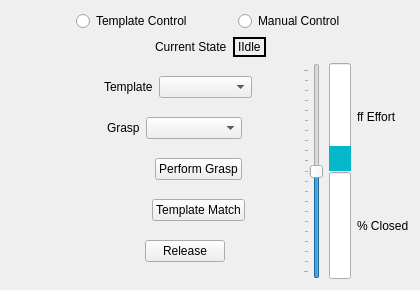
Old version of the form vigir_ocs_grasp_widget/src/graspWidget.ui in the repository team-vigir/vigir_ocs_common.
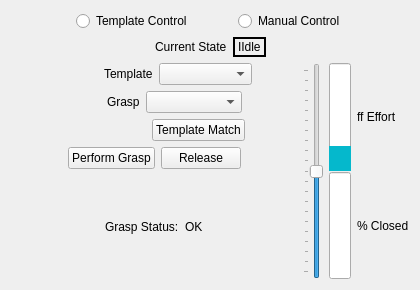
New version of the form.

Commit message: - adding robot status to grasp UI.

```diff
--- a/vigir_ocs_grasp_widget/src/graspWidget.ui
+++ b/vigir_ocs_grasp_widget/src/graspWidget.ui
@@ -234,46 +234,6 @@
          </item>
         </layout>
        </item>
-       <item>
-        <layout class="QHBoxLayout" name="horizontalLayout_7">
-         <item>
-          <spacer name="horizontalSpacer_6">
-           <property name="orientation">
-            <enum>Qt::Horizontal</enum>
-           </property>
-           <property name="sizeHint" stdset="0">
-            <size>
-             <width>40</width>
-             <height>20</height>
-            </size>
-           </property>
-          </spacer>
-         </item>
-         <item>
-          <widget class="QPushButton" name="performButton">
-           <property name="text">
-            <string>Perform Grasp</string>
-           </property>
-          </widget>
-         </item>
-         <item>
-          <spacer name="horizontalSpacer_7">
-           <property name="orientation">
-            <enum>Qt::Horizontal</enum>
-           </property>
-           <property name="sizeType">
-            <enum>QSizePolicy::Fixed</enum>
-           </property>
-           <property name="sizeHint" stdset="0">
-            <size>
-             <width>55</width>
-             <height>20</height>
-            </size>
-           </property>
-          </spacer>
-         </item>
-        </layout>
-       </item>
        <item>
         <layout class="QHBoxLayout" name="horizontalLayout_8">
          <item>
@@ -315,9 +275,9 @@
         </layout>
        </item>
        <item>
-        <layout class="QHBoxLayout" name="horizontalLayout_9">
+        <layout class="QHBoxLayout" name="horizontalLayout_7">
          <item>
-          <spacer name="horizontalSpacer_10">
+          <spacer name="horizontalSpacer_6">
            <property name="orientation">
             <enum>Qt::Horizontal</enum>
            </property>
@@ -329,6 +289,13 @@
            </property>
           </spacer>
          </item>
+         <item>
+          <widget class="QPushButton" name="performButton">
+           <property name="text">
+            <string>Perform Grasp</string>
+           </property>
+          </widget>
+         </item>
          <item>
           <widget class="QPushButton" name="releaseButton">
            <property name="text">
@@ -337,16 +304,60 @@
           </widget>
          </item>
          <item>
+          <spacer name="horizontalSpacer_7">
+           <property name="orientation">
+            <enum>Qt::Horizontal</enum>
+           </property>
+           <property name="sizeType">
+            <enum>QSizePolicy::Expanding</enum>
+           </property>
+           <property name="sizeHint" stdset="0">
+            <size>
+             <width>40</width>
+             <height>20</height>
+            </size>
+           </property>
+          </spacer>
+         </item>
+        </layout>
+       </item>
+       <item>
+        <layout class="QHBoxLayout" name="horizontalLayout_9">
+         <item>
+          <spacer name="horizontalSpacer_10">
+           <property name="orientation">
+            <enum>Qt::Horizontal</enum>
+           </property>
+           <property name="sizeHint" stdset="0">
+            <size>
+             <width>40</width>
+             <height>20</height>
+            </size>
+           </property>
+          </spacer>
+         </item>
+         <item>
+          <widget class="QLabel" name="label_6">
+           <property name="text">
+            <string>Grasp Status:</string>
+           </property>
+          </widget>
+         </item>
+         <item>
+          <widget class="QLabel" name="robot_status_">
+           <property name="text">
+            <string>OK</string>
+           </property>
+          </widget>
+         </item>
+         <item>
           <spacer name="horizontalSpacer_11">
            <property name="orientation">
             <enum>Qt::Horizontal</enum>
            </property>
-           <property name="sizeType">
-            <enum>QSizePolicy::Fixed</enum>
-           </property>
            <property name="sizeHint" stdset="0">
             <size>
-             <width>72</width>
+             <width>40</width>
              <height>20</height>
             </size>
            </property>
```
The commit also changes 2 other files.
